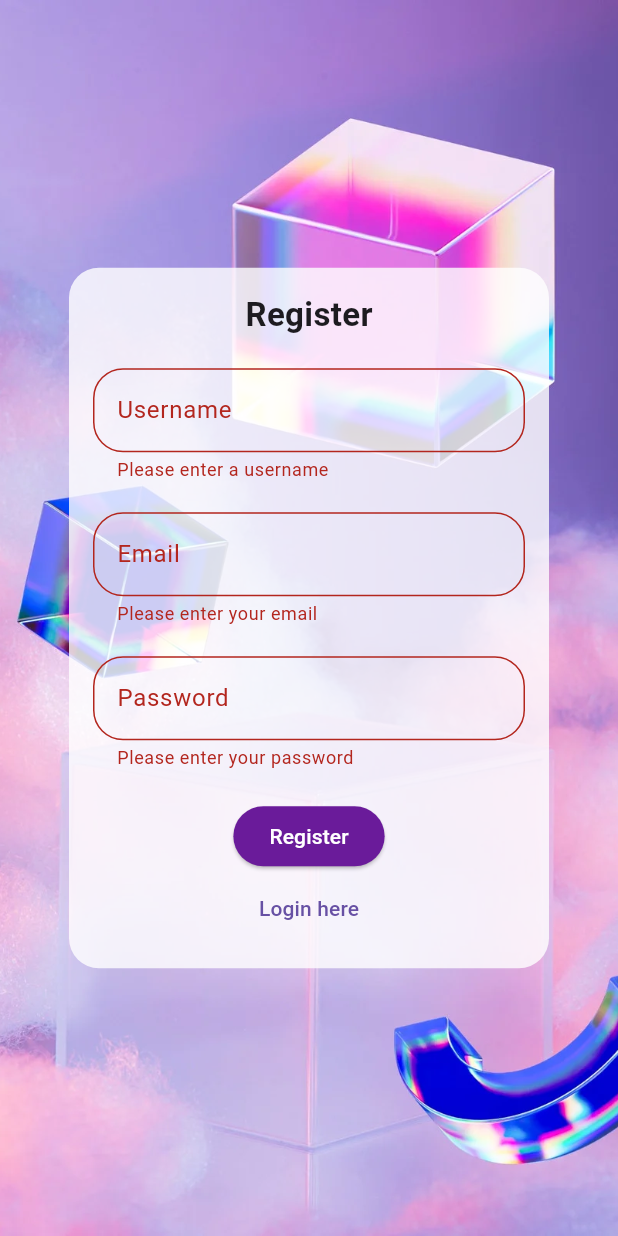
After one commit to nathan-pulego/Basic-flutter-dashboard, a Flutter app: the RegisterPage screen opened by its route, after a tap on "Register", on a phone screen of 412 x 824 dp. The commit adds this screen. Run offline on Flutter 3.47's test engine with Material 3 defaults, Android fonts, the phone set to English and light mode, and no system bars; our stand-ins replace flutter_dotenv, shared_preferences; accounts and stored records are empty.

Commit message:
+ register page + new '/register' endpoint + Scrollable view for register page to improve framerate - deleted task form, its now a widget(panel)

```diff
--- a/fluttter_test/lib/auth.dart
+++ b/fluttter_test/lib/auth.dart
@@ -4,10 +4,6 @@ import 'package:http/http.dart' as http;
 import 'package:flutter_dotenv/flutter_dotenv.dart';
 
 class AuthService {
-  // Read the base URL from the .env file.
-
-  // Using a getter ensures the value is read when it's first accessed,
-  // after main() has had a chance to load the .env file.
   String get baseUrl => dotenv.env['BASE_URL'] ?? 'http://localhost:3000';
 
   Future<Map<String, dynamic>> login(String email, String password) async {
@@ -24,20 +20,21 @@ class AuthService {
         headers: <String, String>{
           'Content-Type': 'application/json; charset=UTF-8',
         },
-        body: jsonEncode(<String, String>{'email': email,'password': password}),
+        body: jsonEncode(<String, String>{
+          'email': email,
+          'password': password,
+        }),
       );
 
       if (response.statusCode == 200) {
         final preference = await SharedPreferences.getInstance();
         final responseData = jsonDecode(response.body);
-        await preference.setBool('isLoggedIn', true );
+        await preference.setBool('isLoggedIn', true);
         await preference.remove('username');
 
         return responseData;
       } else {
-        // Log error and throw a simple exception.
         final String responseBody = response.body;
-        // Use a logging framework in production instead of print.
         print(
           'Login failed. Status Code: ${response.statusCode}, Body: $responseBody',
         );
@@ -66,4 +63,37 @@ class AuthService {
       throw Exception('Failed to logout.');
     }
   }
+
+  Future<Map<String, dynamic>> register(
+    String username,
+    String email,
+    String password,
+  ) async {
+    final Uri registerUrl = Uri.parse('$baseUrl/auth/register');
+
+    try {
+      final response = await http.post(
+        registerUrl,
+        headers: {'Content-Type': 'application/json; charset=UTF-8'},
+        body: jsonEncode({
+          'username': username,
+          'email': email,
+          'password': password,
+        }),
+      );
+
+      if (response.statusCode == 200) {
+        return jsonDecode(response.body);
+
+      } else {
+        print('Registration failure, Status code: ${response.statusCode}');
+        throw Exception('Registration failed.: ${response.body}');
+      }
+    } catch (e) {
+      print('A network error occurred: $e');
+      throw Exception(
+        'Failed to connect to the server. Please check your network.',
+      );
+    }
+  }
 }
--- a/fluttter_test/lib/dashboard.dart
+++ b/fluttter_test/lib/dashboard.dart
@@ -152,13 +152,13 @@ class _DashboardPageState extends State<DashboardPage> {
             fontSize: 24,
             color: Colors.white,
           ),
-        ),actions: [
+        ),
+        actions: [
           IconButton(
             icon: const Icon(Icons.logout),
             tooltip: 'Logout',
             onPressed: () async {
               final prefs = await SharedPreferences.getInstance();
-
               await prefs.clear();
               if (mounted) {
                 Navigator.pushReplacementNamed(context, '/login');
@@ -169,10 +169,20 @@ class _DashboardPageState extends State<DashboardPage> {
           ),
         ],
       ),
-      body: _buildBody(),
+      body: Container(
+        decoration: const BoxDecoration(
+          image: DecorationImage(
+            image: AssetImage(
+              'images/ab_purple.jpeg',
+            ), // <-- your background image path
+            fit: BoxFit.cover,
+          ),
+        ),
+        child: _buildBody(),
+      ),
       floatingActionButton: FloatingActionButton(
-        onPressed: () => _showTaskPanel(), // Open the panel in add mode
-        backgroundColor: Colors.purple[800], // Match the AppBar color
+        onPressed: () => _showTaskPanel(),
+        backgroundColor: Colors.purple[800],
         child: const Icon(Icons.add, color: Colors.white),
       ),
     );
@@ -188,7 +198,7 @@ class _DashboardPageState extends State<DashboardPage> {
     }
 
     if (_tasks.isEmpty) {
-      return const Center(child: Text('No tasks yet. Add one!'));
+      return const Center(child: Text('No tasks yet.'));
     }
 
     return ListView.builder(
--- a/fluttter_test/lib/login.dart
+++ b/fluttter_test/lib/login.dart
@@ -27,6 +27,10 @@ class _LoginPageState extends State<LoginPage> {
     _emailController.dispose();
     _passwordController.dispose();
     super.dispose();
+  }
+
+  void _register() {
+    Navigator.pushNamed(context, '/register');
   }
 
   Future<void> _login() async {
@@ -203,7 +207,7 @@ class _LoginPageState extends State<LoginPage> {
                       ),
                     ],
                   ),
-                  const SizedBox(height: 20),
+                  const SizedBox(height: 10),
 
                   ElevatedButton(
                     onPressed: _isLoading ? null : _login,
@@ -218,6 +222,10 @@ class _LoginPageState extends State<LoginPage> {
                           )
                         : const Text('Login'),
                   ),
+                  TextButton(
+                    onPressed: _register,
+                    child: const Text('Register here'),
+                  ),
                 ],
               ),
             ),
--- a/fluttter_test/lib/main.dart
+++ b/fluttter_test/lib/main.dart
@@ -2,6 +2,7 @@ import 'package:flutter/material.dart';
 import 'package:fluttter_test/login.dart';
 import 'package:fluttter_test/dashboard.dart';
 import 'package:flutter_dotenv/flutter_dotenv.dart';
+import 'package:fluttter_test/register.dart';
 
 Future<void> main() async {
   // You must ensure that the Flutter bindings are initialized before running async operations.
@@ -24,6 +25,7 @@ class MyApp extends StatelessWidget {
       routes: {
         '/login': (context) => const LoginPage(),
         '/dashboard': (context) => const DashboardPage(), // Simplified route
+        '/register': (context) => const RegisterPage(),
       },
     );
   }
--- /dev/null
+++ b/fluttter_test/lib/register.dart
@@ -0,0 +1,217 @@
+import 'package:flutter/material.dart';
+import 'package:fluttter_test/auth.dart';
+
+class RegisterPage extends StatefulWidget {
+  const RegisterPage({super.key});
+
+  @override
+  State<RegisterPage> createState() => _RegisterPageState();
+}
+
+class _RegisterPageState extends State<RegisterPage> {
+  final TextEditingController _emailController = TextEditingController();
+  final TextEditingController _usernameController = TextEditingController();
+  final TextEditingController _passwordController = TextEditingController();
+  final GlobalKey<FormState> _formKey = GlobalKey<FormState>();
+  bool _isLoading = false;
+
+  @override
+  void dispose() {
+    _emailController.dispose();
+    _usernameController.dispose();
+    _passwordController.dispose();
+    super.dispose();
+  }
+
+  void login() {
+    Navigator.pushNamed(context, '/login');
+  }
+
+  Future<void> _register() async {
+    if (!_formKey.currentState!.validate()) {
+      return;
+    }
+
+    setState(() {
+      _isLoading = true;
+    });
+
+    try {
+      await AuthService().register(
+        _usernameController.text.trim(),
+        _emailController.text.trim(),
+        _passwordController.text,
+      );
+      if (mounted) {
+        ScaffoldMessenger.of(context).showSnackBar(
+          SnackBar(
+            content: Text('Registration successful! Please login.'),
+            backgroundColor: Colors.green,
+          ),
+        );
+        login(); //<-- call login after registration works
+      }
+    } catch (e) {
+      if (mounted) {
+        ScaffoldMessenger.of(context).showSnackBar(
+          SnackBar(
+            content: Text(
+              'Registration failed: ${e.toString().replaceFirst('Exception: ', '')}',
+            ),
+            backgroundColor: Colors.red,
+          ),
+        );
+      }
+    } finally {
+      if (mounted) {
+        setState(() {
+          _isLoading = false;
+        });
+      }
+    }
+  }
+
+  @override
+  Widget build(BuildContext context) {
+    return Scaffold(
+      body: Stack(
+        children: [
+          Container(
+            decoration: const BoxDecoration(
+              image: DecorationImage(
+                image: AssetImage('images/bg_login.png'),
+                fit: BoxFit.cover,
+              ),
+            ),
+          ),
+          LayoutBuilder(
+            builder: (context, constraints) {
+              return SingleChildScrollView(
+                child: ConstrainedBox(
+                  constraints: BoxConstraints(minHeight: constraints.maxHeight),
+                  child: Center(
+                    child: Container(
+                      width: 320.0,
+                      decoration: BoxDecoration(
+                        color: Colors.white.withOpacity(0.8),
+                        borderRadius: BorderRadius.circular(20),
+                      ),
+                      padding: const EdgeInsets.all(16.0),
+                      child: Form(
+                        key: _formKey,
+                        child: Column(
+                          mainAxisAlignment: MainAxisAlignment.center,
+                          children: [
+                            const Text(
+                              "Register",
+                              style: TextStyle(
+                                fontSize: 22,
+                                fontWeight: FontWeight.bold,
+                              ),
+                            ),
+                            const SizedBox(height: 20),
+                            TextFormField(
+                              controller: _usernameController,
+                              decoration: const InputDecoration(
+                                labelText: 'Username',
+                                border: OutlineInputBorder(
+                                  borderRadius: BorderRadius.all(
+                                    Radius.circular(20),
+                                  ),
+                                ),
+                                hintText: "Enter username",
+                              ),
+                              validator: (value) {
+                                if (value == null || value.isEmpty) {
+                                  return 'Please enter a username';
+                                }
+                                return null;
+                              },
+                            ),
+                            const SizedBox(height: 20),
+                            TextFormField(
+                              controller: _emailController,
+                              decoration: const InputDecoration(
+                                labelText: 'Email',
+                                border: OutlineInputBorder(
+                                  borderRadius: BorderRadius.all(
+                                    Radius.circular(20),
+                                  ),
+                                ),
+                                hintText: "Enter email",
+                              ),
+                              keyboardType: TextInputType.emailAddress,
+                              validator: (value) {
+                                if (value == null || value.isEmpty) {
+                                  return 'Please enter your email';
+                                }
+                                if (!value.contains('@') ||
+                                    !value.contains('.')) {
+                                  return 'Please enter a valid email';
+                                }
+                                return null;
+                              },
+                            ),
+                            const SizedBox(height: 20),
+                            TextFormField(
+                              controller: _passwordController,
+                              decoration: const InputDecoration(
+                                labelText: 'Password',
+                                border: OutlineInputBorder(
+                                  borderRadius: BorderRadius.all(
+                                    Radius.circular(20),
+                                  ),
+                                ),
+                                hintText: "Enter password",
+                              ),
+                              obscureText: true,
+                              validator: (value) {
+                                if (value == null || value.isEmpty) {
+                                  return 'Please enter your password';
+                                }
+                                if (value.length < 8) {
+                                  return 'Password must be at least 8 characters long.';
+                                }
+                                return null;
+                              },
+                            ),
+                            const SizedBox(height: 20),
+                            ElevatedButton(
+                              onPressed: _isLoading ? null : _register,
+                              style: ElevatedButton.styleFrom(
+                                backgroundColor: Colors.purple[800],
+
+                                foregroundColor: Colors.white,
+                                shape: RoundedRectangleBorder(
+                                  borderRadius: BorderRadius.circular(20),
+                                ),
+                              ),
+                              child: _isLoading
+                                  ? const SizedBox(
+                                      height: 20,
+                                      width: 20,
+                                      child: CircularProgressIndicator(
+                                        color: Colors.white,
+                                        strokeWidth: 2.0,
+                                      ),
+                                    )
+                                  : const Text('Register'),
+                            ),
+                            TextButton(
+                              onPressed: login,
+                              child: const Text('Login here'),
+                            ),
+                          ],
+                        ),
+                      ),
+                    ),
+                  ),
+                ),
+              );
+            },
+          ),
+        ],
+      ),
+    );
+  }
+}
```
Also changed, not shown: fluttter_test/images/ab_purple.jpg (added), fluttter_test/lib/add_task_form.dart (deleted). Lines whose indentation alone changed are shown as unchanged.
